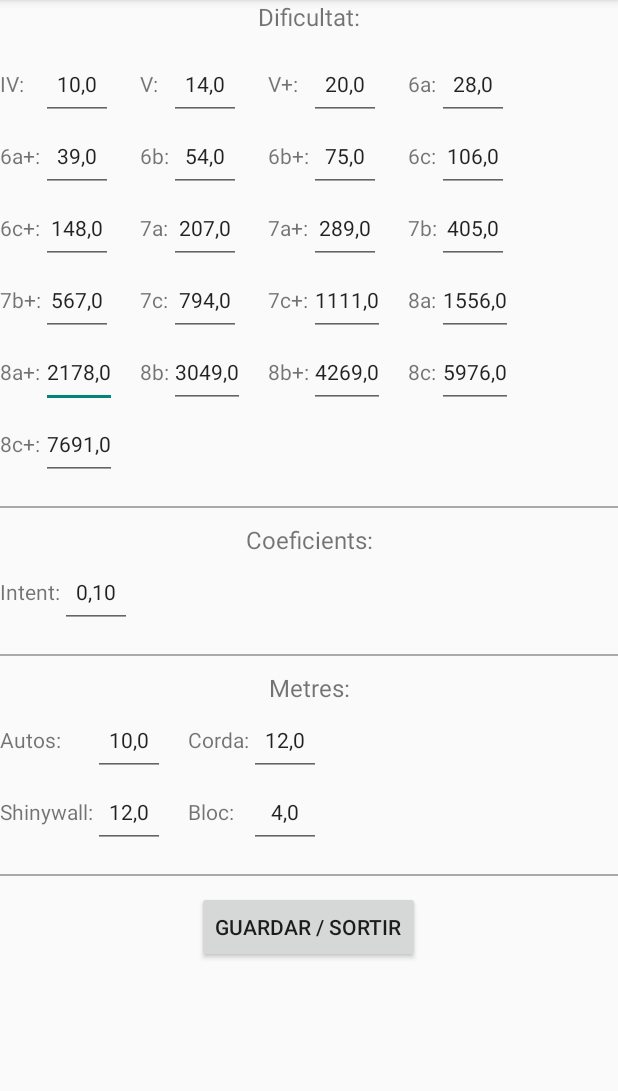
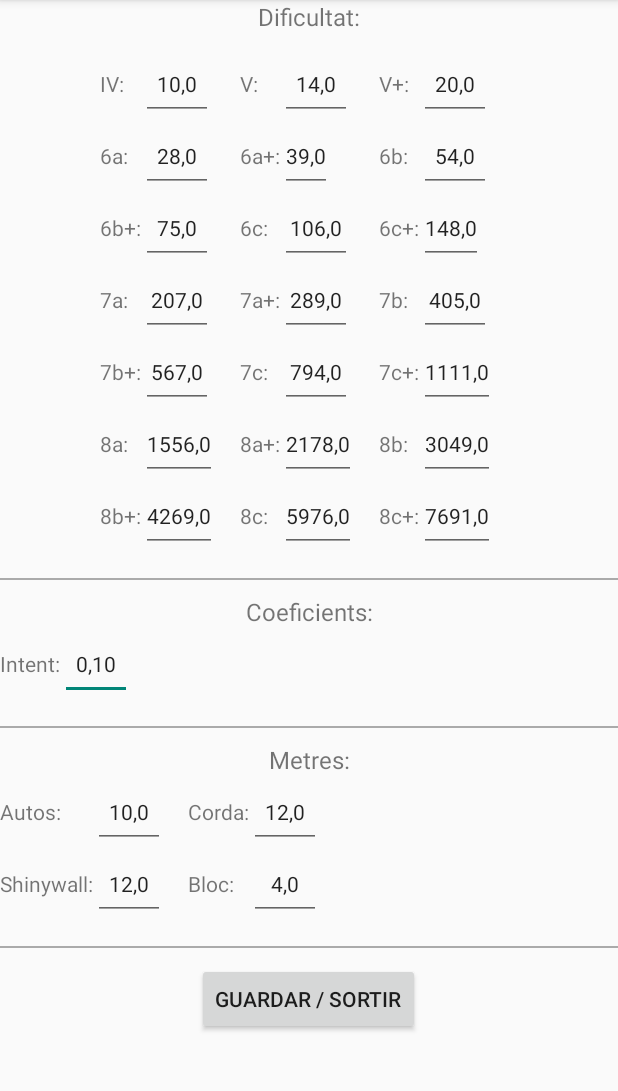
Before and after one commit to xmorera-joviat/ClimbingTrainingApp, an Android app: the Preferencies screen opened directly, with no data from a screen before it, on a phone screen of 412 x 824 dp, the part 84-1175 px from its top. Run offline under Robolectric (Android 15) with nearby library versions, the phone set to English and light mode, and no system bars.

```diff
--- a/app/src/main/res/layout/activity_preferencies.xml
+++ b/app/src/main/res/layout/activity_preferencies.xml
@@ -28,11 +28,12 @@
                 android:textSize="16sp" />
 
             <GridLayout
-                android:layout_width="match_parent"
+                android:layout_width="wrap_content"
                 android:layout_height="wrap_content"
                 android:layout_marginTop="10dp"
                 android:layout_marginBottom="16dp"
-                android:columnCount="8"
+                android:columnCount="6"
+                android:layout_gravity="center_horizontal"
                 android:rowCount="1">
 
                 <TextView
@@ -119,7 +120,7 @@
                     android:layout_marginEnd="15dp"
                     android:layout_weight="1"
                     android:inputType="number"
-                    android:minWidth="48dp"
+                    android:minWidth="25dp"
                     android:minHeight="48dp"
                     android:text="39,0"
                     android:textAlignment="center"
@@ -191,7 +192,7 @@
                     android:layout_marginEnd="15dp"
                     android:layout_weight="1"
                     android:inputType="number"
-                    android:minWidth="48dp"
+                    android:minWidth="25dp"
                     android:minHeight="48dp"
                     android:text="148,0"
                     android:textAlignment="center"
@@ -335,7 +336,7 @@
                     android:layout_marginEnd="15dp"
                     android:layout_weight="1"
                     android:inputType="number"
-                    android:minWidth="48dp"
+                    android:minWidth="25dp"
                     android:minHeight="48dp"
                     android:text="2178,0"
                     android:textAlignment="center"
@@ -407,7 +408,7 @@
                     android:layout_marginEnd="15dp"
                     android:layout_weight="1"
                     android:inputType="number"
-                    android:minWidth="48dp"
+                    android:minWidth="25dp"
                     android:minHeight="48dp"
                     android:text="8367,0"
                     android:textAlignment="center"
```
Also changed, not shown: app/src/main/java/com/xmorera/climbingtrainingapp/MainActivity.java (+60 -60 lines).
